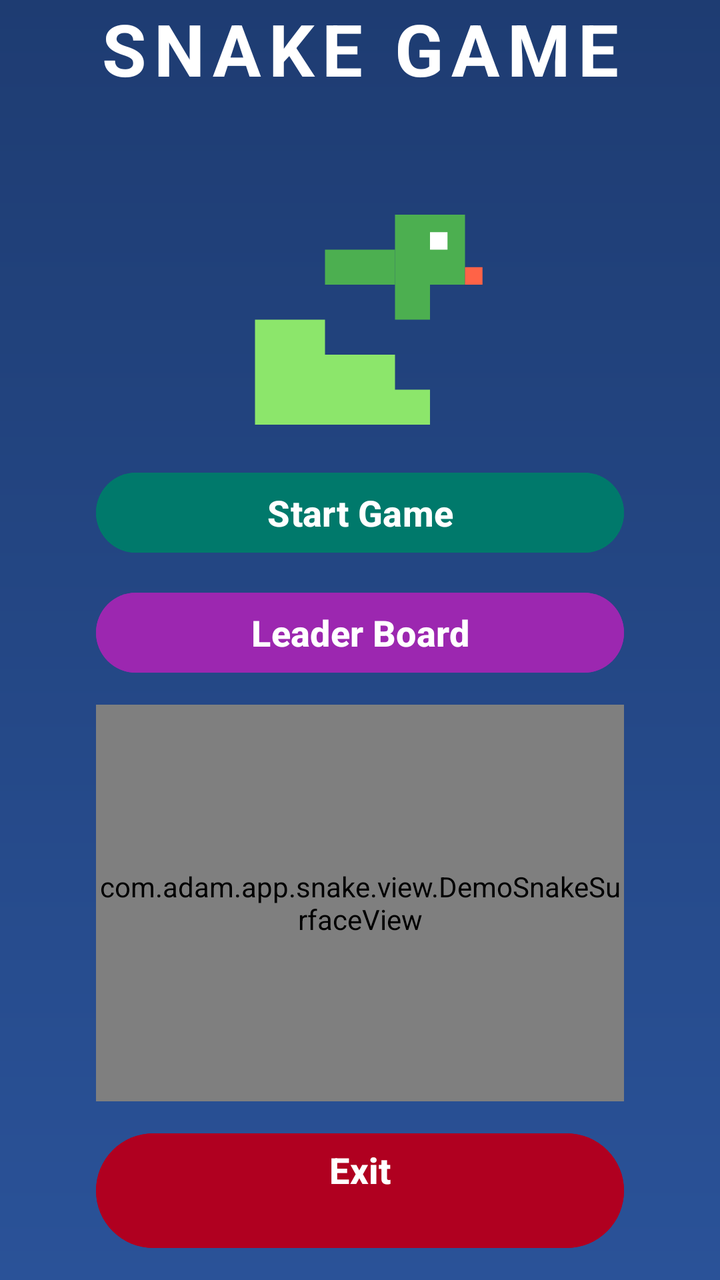
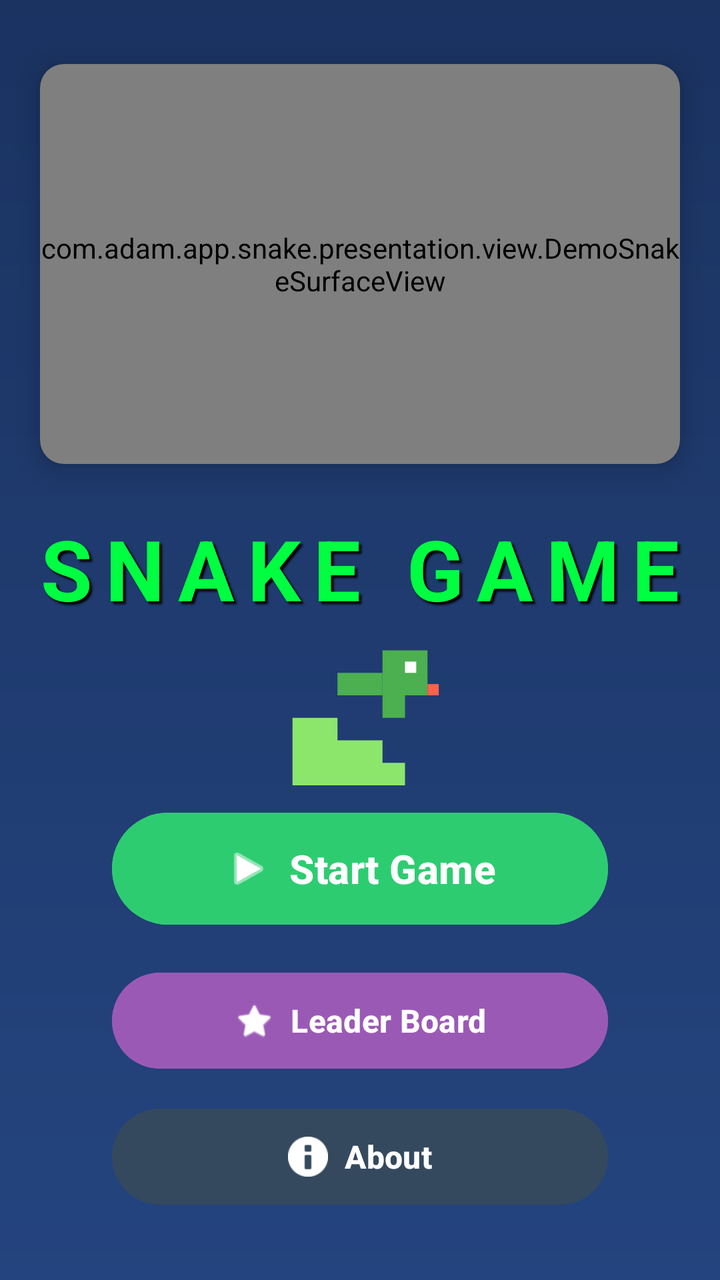

Before-and-after screenshots of an Android layout around one commit, followed by the original layout XML and the change that was made.
<!-- AndroidManifest.xml: application theme Theme.Snake -->
<!-- res/layout/activity_welcome.xml -->
<?xml version="1.0" encoding="utf-8"?>
<androidx.constraintlayout.widget.ConstraintLayout xmlns:android="http://schemas.android.com/apk/res/android"
    xmlns:app="http://schemas.android.com/apk/res-auto"
    xmlns:tools="http://schemas.android.com/tools"
    android:id="@+id/main"
    android:layout_width="match_parent"
    android:layout_height="match_parent"
    android:fitsSystemWindows="true"
    android:background="@drawable/bg_welcome_gradient"
    tools:context=".WelcomeActivity">

    
    <TextView
        android:id="@+id/tvGameTitle"
        android:layout_width="wrap_content"
        android:layout_height="wrap_content"
        android:text="@string/snake_game_title"
        android:textSize="36sp"
        android:textStyle="bold"
        android:textColor="@android:color/white"
        android:letterSpacing="0.1"
        app:layout_constraintTop_toTopOf="parent"
        app:layout_constraintStart_toStartOf="parent"
        app:layout_constraintEnd_toEndOf="parent"
        app:layout_constraintVertical_bias="0.1" />

    
    <ImageView
        android:id="@+id/imgSnakeLogo"
        android:layout_width="140dp"
        android:layout_height="140dp"
        android:src="@drawable/ic_snake_logo"
        android:contentDescription="@string/snake_game_icon_description"
        app:layout_constraintTop_toBottomOf="@id/tvGameTitle"
        app:layout_constraintStart_toStartOf="parent"
        app:layout_constraintEnd_toEndOf="parent"
        android:layout_marginTop="24dp"/>

    
    <Button
        android:id="@+id/btnStart"
        android:layout_width="0dp"
        android:layout_height="wrap_content"
        android:text="@string/snake_game_start"
        android:textSize="18sp"
        android:textStyle="bold"
        android:backgroundTint="@color/teal_700"
        android:textColor="@android:color/white"
        android:layout_marginHorizontal="48dp"
        android:layout_marginTop="20dp"
        app:layout_constraintTop_toBottomOf="@id/imgSnakeLogo"
        app:layout_constraintStart_toStartOf="parent"
        app:layout_constraintEnd_toEndOf="parent" />

    
    <Button
        android:id="@+id/btnLeaderboard"
        android:layout_width="0dp"
        android:layout_height="wrap_content"
        android:text="@string/snake_game_leader_board"
        android:textSize="18sp"
        android:textStyle="bold"
        android:backgroundTint="@color/purple_500"
        android:textColor="@android:color/white"
        android:layout_marginHorizontal="48dp"
        android:layout_marginTop="12dp"
        app:layout_constraintTop_toBottomOf="@id/btnStart"
        app:layout_constraintStart_toStartOf="parent"
        app:layout_constraintEnd_toEndOf="parent" />

    
    <com.adam.app.snake.view.DemoSnakeSurfaceView
        android:id="@+id/demoSnakeView"
        android:layout_width="0dp"
        android:layout_height="0dp"
        android:layout_marginHorizontal="48dp"
        android:layout_marginVertical="12dp"
        app:layout_constraintTop_toBottomOf="@id/btnLeaderboard"
        app:layout_constraintStart_toStartOf="parent"
        app:layout_constraintEnd_toEndOf="parent"
        app:layout_constraintBottom_toTopOf="@id/btnExit"/>

    
    <Button
        android:id="@+id/btnExit"
        android:layout_width="0dp"
        android:layout_height="wrap_content"
        android:layout_marginTop="12dp"
        android:text="@string/snake_game_exit"
        android:textSize="18sp"
        android:textStyle="bold"
        android:backgroundTint="@color/red_700"
        android:textColor="@android:color/white"
        android:layout_marginHorizontal="48dp"
        android:layout_marginVertical="12dp"
        app:layout_constraintStart_toStartOf="parent"
        app:layout_constraintEnd_toEndOf="parent"
        app:layout_constraintBottom_toBottomOf="parent" />

</androidx.constraintlayout.widget.ConstraintLayout>
<!-- resources referenced by this layout -->
<resources>
  <color name="purple_500">#9C27B0</color>
  <color name="red_700">#B00020</color>
  <color name="teal_700">#00796B</color>
  <!-- drawable bg_welcome_gradient (drawable) -->
  <shape xmlns:android="http://schemas.android.com/apk/res/android"
      android:shape="rectangle">
      <gradient
          android:startColor="#1E3C72"
          android:endColor="#2A5298"
          android:angle="270"/>
  </shape>
  <!-- drawable ic_snake_logo (drawable) -->
  <vector xmlns:android="http://schemas.android.com/apk/res/android"
      android:width="128dp"
      android:height="128dp"
      android:viewportWidth="128"
      android:viewportHeight="128">
  
      
      <path
          android:fillColor="#8CE66B"
          android:pathData="M16,80h32v16h32v16h16v16h-80z" />
  
      
      <path
          android:fillColor="#4CAF50"
          android:pathData="M48,48h32v16h16v16h-16v-16h-32z" />
  
      
      <path
          android:fillColor="#4CAF50"
          android:pathData="M80,32h32v32h-32z" />
  
      
      <path
          android:fillColor="#FFFFFF"
          android:pathData="M96,40h8v8h-8z" />
  
      
      <path
          android:fillColor="#FF6347"
          android:pathData="M112,56h8v8h-8z" />
  </vector>
  <string name="snake_game_exit">Exit\n</string>
  <string name="snake_game_icon_description">This is snake game</string>
  <string name="snake_game_leader_board">Leader Board</string>
  <string name="snake_game_start">Start Game</string>
  <string name="snake_game_title">SNAKE GAME</string>
  <style name="Theme.Snake" parent="Base.Theme.Snake" />
  <style name="Base.Theme.Snake" parent="Theme.Material3.DayNight.NoActionBar">
          
          
          <item name="elevationOverlayEnabled">false</item>
      </style>
</resources>

<!-- the commit's change to res/layout/activity_welcome.xml (unified diff, before → after) -->
@@ -1,100 +1,149 @@
 <?xml version="1.0" encoding="utf-8"?>
-<androidx.constraintlayout.widget.ConstraintLayout xmlns:android="http://schemas.android.com/apk/res/android"
+<layout xmlns:android="http://schemas.android.com/apk/res/android"
     xmlns:app="http://schemas.android.com/apk/res-auto"
-    xmlns:tools="http://schemas.android.com/tools"
-    android:id="@+id/main"
-    android:layout_width="match_parent"
-    android:layout_height="match_parent"
-    android:fitsSystemWindows="true"
-    android:background="@drawable/bg_welcome_gradient"
-    tools:context=".WelcomeActivity">
+    xmlns:tools="http://schemas.android.com/tools">
 
-    
-    <TextView
-        android:id="@+id/tvGameTitle"
-        android:layout_width="wrap_content"
-        android:layout_height="wrap_content"
-        android:text="@string/snake_game_title"
-        android:textSize="36sp"
-        android:textStyle="bold"
-        android:textColor="@android:color/white"
-        android:letterSpacing="0.1"
-        app:layout_constraintTop_toTopOf="parent"
-        app:layout_constraintStart_toStartOf="parent"
-        app:layout_constraintEnd_toEndOf="parent"
-        app:layout_constraintVertical_bias="0.1" />
+    <data>
+        <variable
+            name="viewModel"
+            type="com.adam.app.snake.presentation.viewmodel.WelcomeViewModel" />
+    </data>
 
-    
-    <ImageView
-        android:id="@+id/imgSnakeLogo"
-        android:layout_width="140dp"
-        android:layout_height="140dp"
-        android:src="@drawable/ic_snake_logo"
-        android:contentDescription="@string/snake_game_icon_description"
-        app:layout_constraintTop_toBottomOf="@id/tvGameTitle"
-        app:layout_constraintStart_toStartOf="parent"
-        app:layout_constraintEnd_toEndOf="parent"
-        android:layout_marginTop="24dp"/>
+    <androidx.constraintlayout.widget.ConstraintLayout
+        android:id="@+id/main"
+        android:layout_width="match_parent"
+        android:layout_height="match_parent"
+        android:fitsSystemWindows="true"
+        android:background="#0F0F1E"
+        tools:context=".presentation.ui.WelcomeActivity">
 
-    
-    <Button
-        android:id="@+id/btnStart"
-        android:layout_width="0dp"
-        android:layout_height="wrap_content"
-        android:text="@string/snake_game_start"
-        android:textSize="18sp"
-        android:textStyle="bold"
-        android:backgroundTint="@color/teal_700"
-        android:textColor="@android:color/white"
-        android:layout_marginHorizontal="48dp"
-        android:layout_marginTop="20dp"
-        app:layout_constraintTop_toBottomOf="@id/imgSnakeLogo"
-        app:layout_constraintStart_toStartOf="parent"
-        app:layout_constraintEnd_toEndOf="parent" />
+        
+        <View
+            android:layout_width="match_parent"
+            android:layout_height="match_parent"
+            android:background="@drawable/bg_welcome_gradient"
+            android:alpha="0.8"/>
 
-    
-    <Button
-        android:id="@+id/btnLeaderboard"
-        android:layout_width="0dp"
-        android:layout_height="wrap_content"
-        android:text="@string/snake_game_leader_board"
-        android:textSize="18sp"
-        android:textStyle="bold"
-        android:backgroundTint="@color/purple_500"
-        android:textColor="@android:color/white"
-        android:layout_marginHorizontal="48dp"
-        android:layout_marginTop="12dp"
-        app:layout_constraintTop_toBottomOf="@id/btnStart"
-        app:layout_constraintStart_toStartOf="parent"
-        app:layout_constraintEnd_toEndOf="parent" />
+        
+        <androidx.cardview.widget.CardView
+            android:id="@+id/cardAnimation"
+            android:layout_width="0dp"
+            android:layout_height="200dp"
+            android:layout_marginHorizontal="20dp"
+            android:layout_marginTop="32dp"
+            app:cardCornerRadius="12dp"
+            app:cardElevation="8dp"
+            app:cardBackgroundColor="#000000"
+            app:layout_constraintTop_toTopOf="parent"
+            app:layout_constraintStart_toStartOf="parent"
+            app:layout_constraintEnd_toEndOf="parent">
 
-    
-    <com.adam.app.snake.view.DemoSnakeSurfaceView
-        android:id="@+id/demoSnakeView"
-        android:layout_width="0dp"
-        android:layout_height="0dp"
-        android:layout_marginHorizontal="48dp"
-        android:layout_marginVertical="12dp"
-        app:layout_constraintTop_toBottomOf="@id/btnLeaderboard"
-        app:layout_constraintStart_toStartOf="parent"
-        app:layout_constraintEnd_toEndOf="parent"
-        app:layout_constraintBottom_toTopOf="@id/btnExit"/>
+            <com.adam.app.snake.presentation.view.DemoSnakeSurfaceView
+                android:id="@+id/demoSnakeView"
+                android:layout_width="match_parent"
+                android:layout_height="match_parent" />
+        </androidx.cardview.widget.CardView>
 
-    
-    <Button
-        android:id="@+id/btnExit"
-        android:layout_width="0dp"
-        android:layout_height="wrap_content"
-        android:layout_marginTop="12dp"
-        android:text="@string/snake_game_exit"
-        android:textSize="18sp"
-        android:textStyle="bold"
-        android:backgroundTint="@color/red_700"
-        android:textColor="@android:color/white"
-        android:layout_marginHorizontal="48dp"
-        android:layout_marginVertical="12dp"
-        app:layout_constraintStart_toStartOf="parent"
-        app:layout_constraintEnd_toEndOf="parent"
-        app:layout_constraintBottom_toBottomOf="parent" />
+        
+        <TextView
+            android:id="@+id/tvGameTitle"
+            android:layout_width="wrap_content"
+            android:layout_height="wrap_content"
+            android:text="@string/snake_game_title"
+            android:textSize="42sp"
+            android:textStyle="bold"
+            android:textColor="#00FF41"
+            android:letterSpacing="0.15"
+            android:shadowColor="#000000"
+            android:shadowDx="4"
+            android:shadowDy="4"
+            android:shadowRadius="2"
+            android:layout_marginTop="24dp"
+            app:layout_constraintTop_toBottomOf="@id/cardAnimation"
+            app:layout_constraintStart_toStartOf="parent"
+            app:layout_constraintEnd_toEndOf="parent" />
 
-</androidx.constraintlayout.widget.ConstraintLayout>
+        
+        <ImageView
+            android:id="@+id/imgSnakeLogo"
+            android:layout_width="90dp"
+            android:layout_height="90dp"
+            android:src="@drawable/ic_snake_logo"
+            android:contentDescription="@string/snake_game_icon_description"
+            android:elevation="10dp"
+            app:layout_constraintTop_toBottomOf="@id/tvGameTitle"
+            app:layout_constraintStart_toStartOf="parent"
+            app:layout_constraintEnd_toEndOf="parent"
+            android:layout_marginTop="-10dp"/>
+
+        
+        <LinearLayout
+            android:id="@+id/buttonContainer"
+            android:layout_width="0dp"
+            android:layout_height="wrap_content"
+            android:orientation="vertical"
+            android:layout_marginHorizontal="56dp"
+            android:layout_marginTop="16dp"
+            android:layout_marginBottom="40dp"
+            app:layout_constraintTop_toBottomOf="@id/imgSnakeLogo"
+            app:layout_constraintStart_toStartOf="parent"
+            app:layout_constraintEnd_toEndOf="parent"
+            app:layout_constraintBottom_toBottomOf="parent">
+
+            
+            <com.google.android.material.button.MaterialButton
+                android:id="@+id/btnStart"
+                android:layout_width="match_parent"
+                android:layout_height="64dp"
+                android:text="@string/snake_game_start"
+                android:onClick="@{() -> viewModel.onStartClick()}"
+                android:textSize="20sp"
+                android:textStyle="bold"
+                android:textColor="@android:color/white"
+                android:backgroundTint="#2ECC71"
+                app:cornerRadius="32dp"
+                app:icon="@android:drawable/ic_media_play"
+                app:iconGravity="textStart"
+                app:iconSize="24dp"
+                android:elevation="6dp"
+                android:layout_marginBottom="16dp"/>
+
+            
+            <com.google.android.material.button.MaterialButton
+                android:id="@+id/btnLeaderboard"
+                android:layout_width="match_parent"
+                android:layout_height="56dp"
+                android:text="@string/snake_game_leader_board"
+                android:onClick="@{() -> viewModel.onLeaderboardClick()}"
+                android:textSize="16sp"
+                android:textStyle="bold"
+                android:textColor="@android:color/white"
+                android:backgroundTint="#9B59B6"
+                app:cornerRadius="28dp"
+                app:icon="@android:drawable/btn_star_big_on"
+                app:iconGravity="textStart"
+                app:iconSize="20dp"
+                android:elevation="4dp"
+                android:layout_marginBottom="12dp"/>
+
+            
+            <com.google.android.material.button.MaterialButton
+                android:id="@+id/btnAbout"
+                android:layout_width="match_parent"
+                android:layout_height="56dp"
+                android:text="@string/snake_game_btn_about"
+                android:onClick="@{() -> viewModel.onAboutClick()}"
+                android:textSize="16sp"
+                android:textStyle="bold"
+                android:textColor="@android:color/white"
+                android:backgroundTint="#34495E"
+                app:cornerRadius="28dp"
+                app:icon="@android:drawable/ic_dialog_info"
+                app:iconGravity="textStart"
+                app:iconSize="20dp"
+                android:elevation="4dp"/>
+
+        </LinearLayout>
+
+    </androidx.constraintlayout.widget.ConstraintLayout>
+</layout>
<!-- resource entries referenced after the edit -->
@@ -1,8 +1,5 @@
 <!-- resources referenced by this layout -->
 <resources>
-  <color name="purple_500">#9C27B0</color>
-  <color name="red_700">#B00020</color>
-  <color name="teal_700">#00796B</color>
   <!-- drawable bg_welcome_gradient (drawable) -->
   <shape xmlns:android="http://schemas.android.com/apk/res/android"
       android:shape="rectangle">
@@ -43,7 +40,7 @@
           android:fillColor="#FF6347"
           android:pathData="M112,56h8v8h-8z" />
   </vector>
-  <string name="snake_game_exit">Exit\n</string>
+  <string name="snake_game_btn_about">About</string>
   <string name="snake_game_icon_description">This is snake game</string>
   <string name="snake_game_leader_board">Leader Board</string>
   <string name="snake_game_start">Start Game</string>
